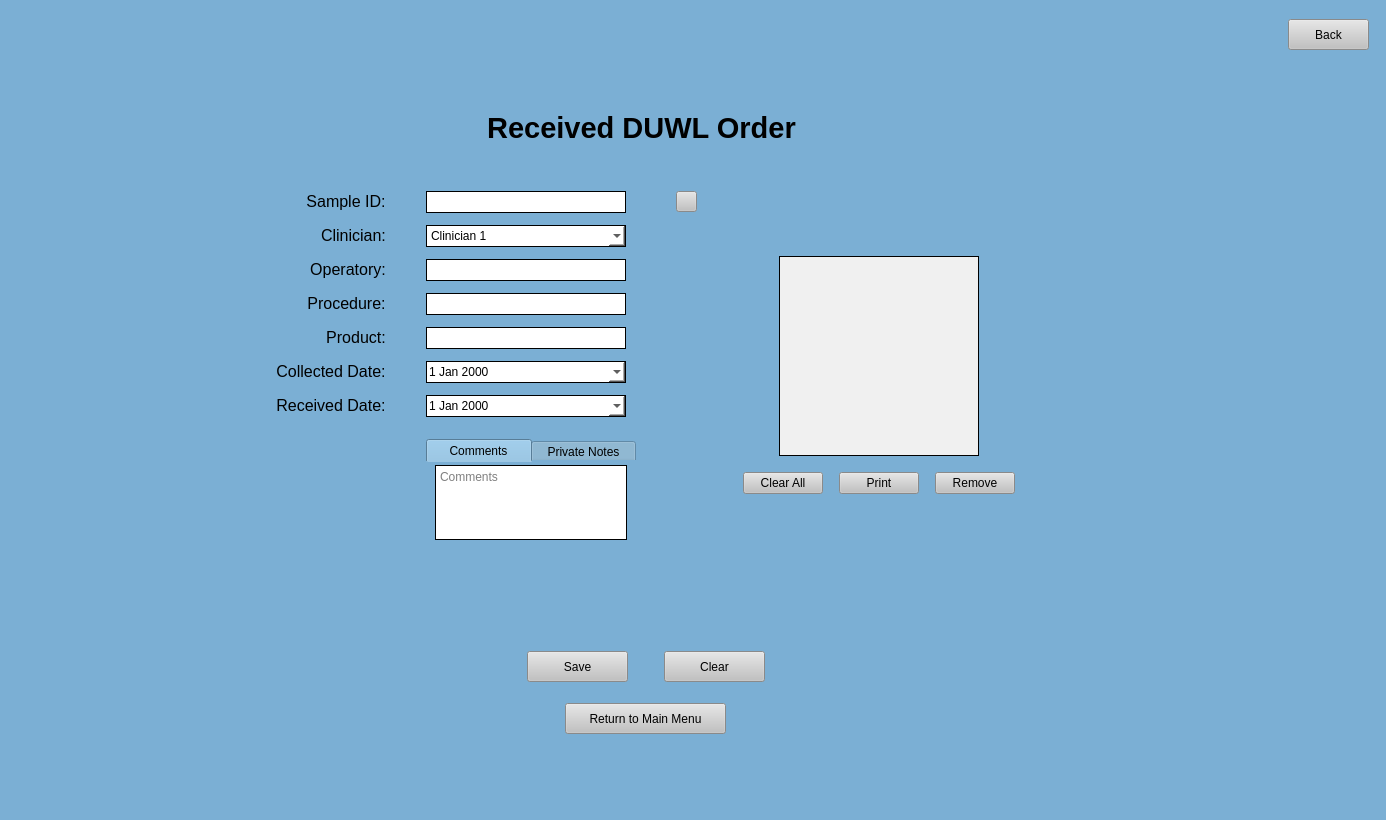
Qt form UI Screens/COMBdb_DUWL_Receive_Form.ui (Kasmanian/COMBDb-oldgen) before a commit.
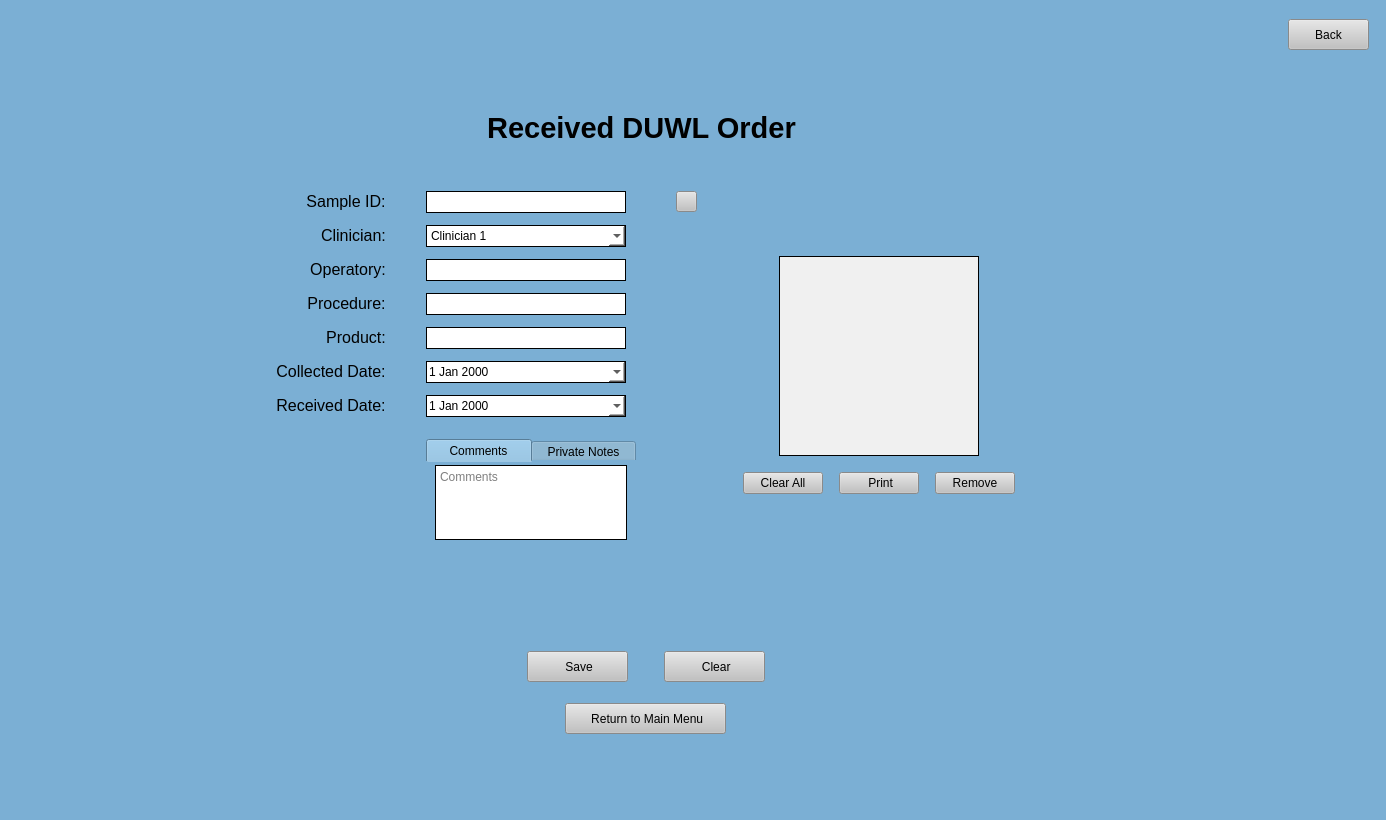
The same form after that commit.

Commit message: New icons, working on DUWL Order UI

What changed in the file:
```diff
--- a/UI Screens/COMBdb_DUWL_Receive_Form.ui
+++ b/UI Screens/COMBdb_DUWL_Receive_Form.ui
@@ -845,7 +845,7 @@
 }</string>
                 </property>
                 <property name="text">
-                 <string>Print</string>
+                 <string> Print</string>
                 </property>
                </widget>
               </item>
@@ -1035,7 +1035,7 @@
 }</string>
           </property>
           <property name="text">
-           <string>Save</string>
+           <string> Save</string>
           </property>
          </widget>
         </item>
@@ -1086,7 +1086,7 @@
 }</string>
           </property>
           <property name="text">
-           <string>Clear</string>
+           <string> Clear</string>
           </property>
          </widget>
         </item>
@@ -1158,7 +1158,7 @@
 }</string>
         </property>
         <property name="text">
-         <string>Return to Main Menu</string>
+         <string> Return to Main Menu</string>
         </property>
        </widget>
       </item>
```
Left out of the diff: 2 changed lines with no effect on the pictures. The commit also changes 30 other files.
